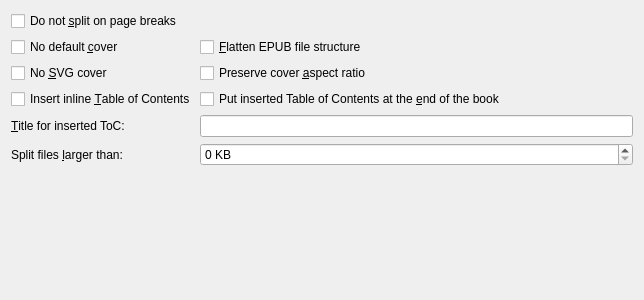
First picture: the form in src/calibre/gui2/convert/epub_output.ui, repository kovidgoyal/calibre, before the edit.
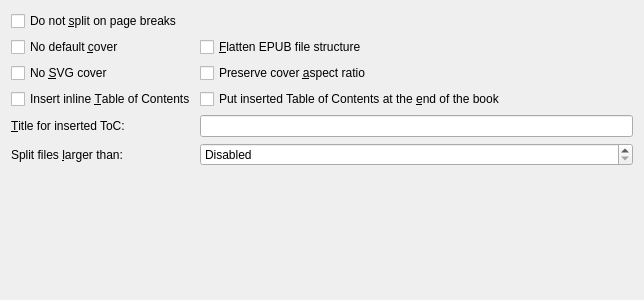
Second picture: the form after the edit.

What changed in the file:
```diff
--- a/src/calibre/gui2/convert/epub_output.ui
+++ b/src/calibre/gui2/convert/epub_output.ui
@@ -33,6 +33,9 @@
    </item>
    <item row="5" column="1">
     <widget class="QSpinBox" name="opt_flow_size">
+     <property name="specialValueText">
+      <string>Disabled</string>
+     </property>
      <property name="suffix">
       <string> KB</string>
      </property>
```
